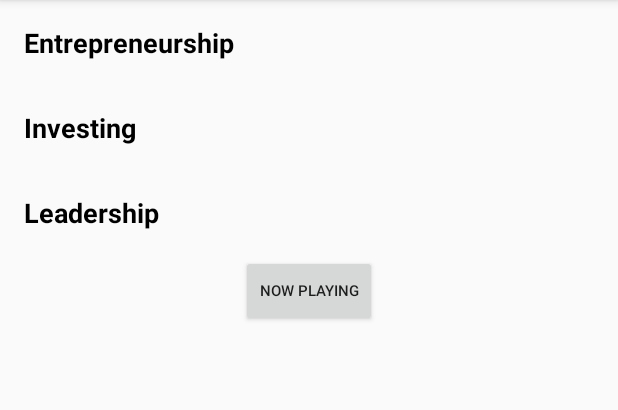
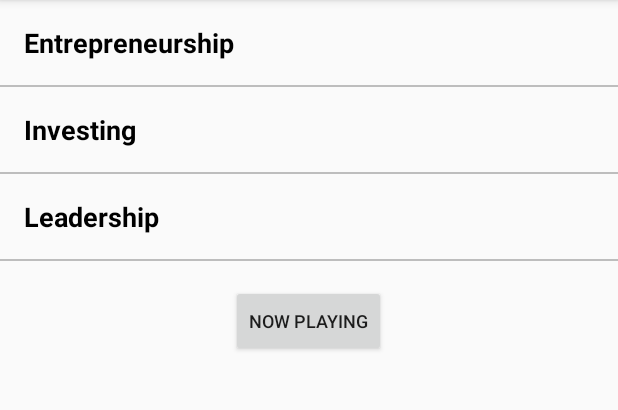
Before and after one commit to jeffrisandy/audio_book_app, an Android app: the screen it shows after launch (MainActivity), on a phone screen of 412 x 824 dp, the part 84-494 px from its top. Run offline under Robolectric (Android 15) with nearby library versions, the light colour scheme and no system bars.

Commit message:
ready for submission

```diff
--- a/app/src/main/AndroidManifest.xml
+++ b/app/src/main/AndroidManifest.xml
@@ -32,7 +32,7 @@
 
         <activity
             android:name=".PlayerActivity"
-            android:label="Now Listening"></activity>
+            android:label="Now Playing"></activity>
     </application>
 
 </manifest>
--- a/app/src/main/java/com/example/audiobookapp/PlayerActivity.java
+++ b/app/src/main/java/com/example/audiobookapp/PlayerActivity.java
@@ -29,7 +29,7 @@ public class PlayerActivity extends AppCompatActivity {
         // Set the book author for playing.
         TextView authorTextView = findViewById(R.id.player_author);
         String bookAuthorPlaying = bookIntent.getStringExtra("author");
-        authorTextView.setText(bookAuthorPlaying);
+        authorTextView.setText("By " + bookAuthorPlaying);
 
         // Set the book cover id for playing.
         ImageView coverImageView = findViewById(R.id.player_book_cover_image_view);
--- a/app/src/main/res/layout/activity_main.xml
+++ b/app/src/main/res/layout/activity_main.xml
@@ -15,6 +15,8 @@
         android:text="Entrepreneurship"
         />
 
+    <View style="@style/Divider"/>
+
     <TextView
         android:id="@+id/investing"
         android:layout_width="match_parent"
@@ -22,6 +24,8 @@
         style="@style/CategoryStyle"
         android:text="Investing"
         />
+
+    <View style="@style/Divider"/>
 
     <TextView
         android:id="@+id/leadership"
@@ -31,12 +35,15 @@
         android:text="Leadership"
         />
 
+    <View style="@style/Divider"/>
+
     <Button
         android:id="@+id/library_now_playing_button"
         android:layout_width="wrap_content"
         android:layout_height="wrap_content"
         android:layout_gravity="center_horizontal"
-        android:textSize="10sp"
+        android:layout_margin="16dp"
+        android:textSize="12sp"
         android:text="Now Playing"/>
 
 </LinearLayout>
--- a/app/src/main/res/values/colors.xml
+++ b/app/src/main/res/values/colors.xml
@@ -3,4 +3,5 @@
     <color name="colorPrimary">#008577</color>
     <color name="colorPrimaryDark">#00574B</color>
     <color name="colorAccent">#D81B60</color>
+    <color name="colorDivider">#BDBDBD</color>
 </resources>
--- a/app/src/main/res/values/styles.xml
+++ b/app/src/main/res/values/styles.xml
@@ -18,4 +18,10 @@
         <item name="android:textStyle">bold</item>
         <item name="android:textAppearance">?android:textAppearanceMedium</item>
     </style>
+
+    <style name="Divider">
+        <item name="android:layout_width">match_parent</item>
+        <item name="android:layout_height">1dp</item>
+        <item name="android:background">@color/colorDivider</item>
+    </style>
 </resources>
```
Also changed, not shown: app/src/main/java/com/example/audiobookapp/EntrepreneurActivity.java (+13 -7 lines), app/src/main/java/com/example/audiobookapp/InvestingActivity.java (+12 -7 lines), app/src/main/java/com/example/audiobookapp/LeadershipActivity.java (+12 -7 lines), app/src/main/java/com/example/audiobookapp/MainActivity.java (+13 -6 lines).
